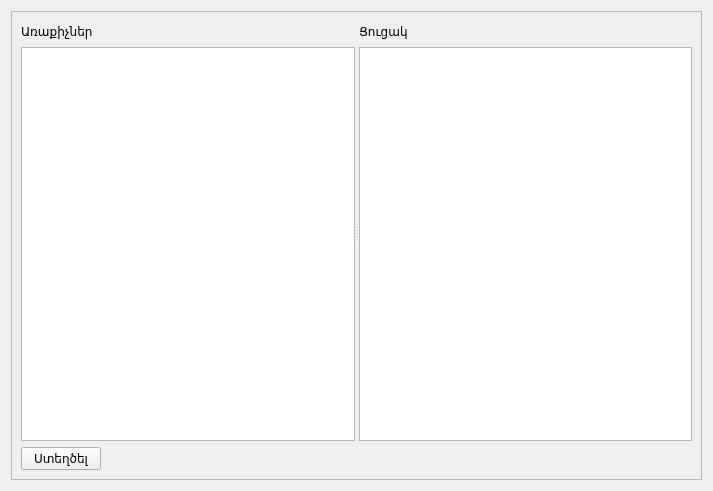
This is src/gorcarqner.ui in ADCompany/AD-Farm as Qt 5 draws it before an edit. The edited form follows.
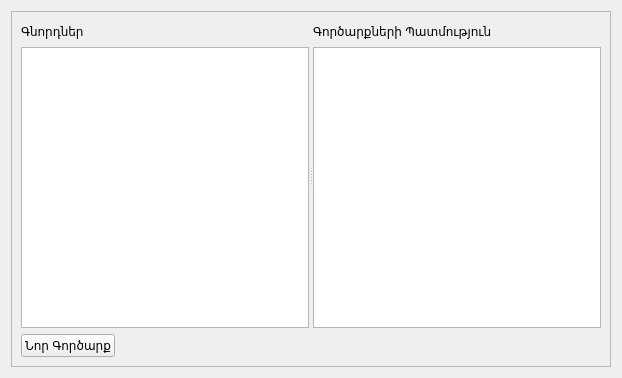
This is the edited form.

Patch:
```diff
--- a/src/gorcarqner.ui
+++ b/src/gorcarqner.ui
@@ -6,8 +6,8 @@
    <rect>
     <x>0</x>
     <y>0</y>
-    <width>713</width>
-    <height>491</height>
+    <width>622</width>
+    <height>378</height>
    </rect>
   </property>
   <property name="windowTitle">
@@ -24,8 +24,8 @@
        <rect>
         <x>0</x>
         <y>0</y>
-        <width>693</width>
-        <height>471</height>
+        <width>602</width>
+        <height>358</height>
        </rect>
       </property>
       <layout class="QGridLayout" name="gridLayout">
@@ -43,7 +43,7 @@
                <item>
                 <widget class="QLabel" name="label">
                  <property name="text">
-                  <string>Առաքիչներ</string>
+                  <string>Գնորդներ</string>
                  </property>
                 </widget>
                </item>
@@ -80,7 +80,7 @@
                <item>
                 <widget class="QLabel" name="label_2">
                  <property name="text">
-                  <string>Ցուցակ</string>
+                  <string>Գործարքների Պատմություն</string>
                  </property>
                 </widget>
                </item>
@@ -111,7 +111,7 @@
            <item>
             <widget class="QPushButton" name="btnNewDeal">
              <property name="text">
-              <string>Ստեղծել</string>
+              <string>Նոր Գործարք</string>
              </property>
             </widget>
            </item>
```
